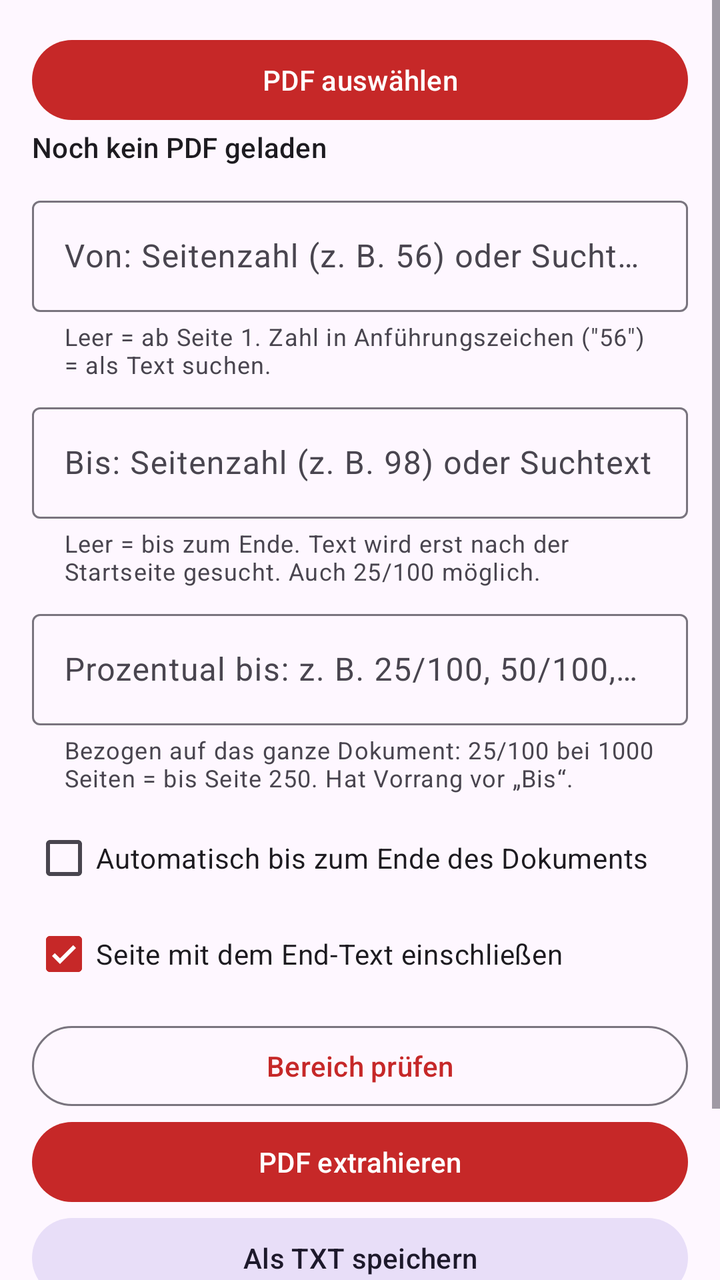
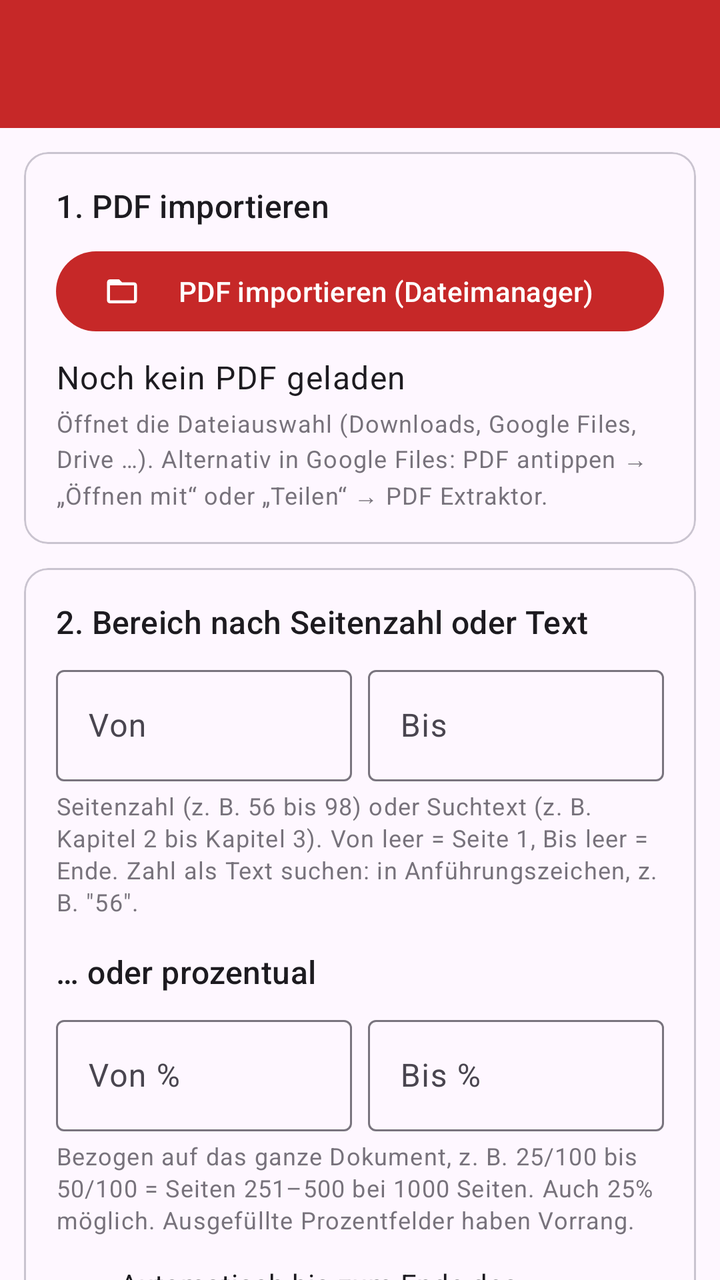

Compare the two renders of this Android layout. The source of the first and the diff that turns it into the second are given below.
<!-- AndroidManifest.xml: application theme Theme.PdfExtraktor -->
<!-- res/layout/activity_main.xml -->
<?xml version="1.0" encoding="utf-8"?>
<ScrollView xmlns:android="http://schemas.android.com/apk/res/android"
    xmlns:app="http://schemas.android.com/apk/res-auto"
    android:layout_width="match_parent"
    android:layout_height="match_parent"
    android:fillViewport="true">

    <LinearLayout
        android:layout_width="match_parent"
        android:layout_height="wrap_content"
        android:orientation="vertical"
        android:padding="16dp">

        <Button
            android:id="@+id/pickButton"
            android:layout_width="match_parent"
            android:layout_height="wrap_content"
            android:text="@string/pick_pdf" />

        <TextView
            android:id="@+id/fileInfo"
            android:layout_width="match_parent"
            android:layout_height="wrap_content"
            android:layout_marginBottom="12dp"
            android:text="@string/no_file"
            android:textAppearance="?attr/textAppearanceTitleSmall" />

        <com.google.android.material.textfield.TextInputLayout
            android:layout_width="match_parent"
            android:layout_height="wrap_content"
            android:hint="@string/start_hint"
            app:helperText="@string/start_help">

            <com.google.android.material.textfield.TextInputEditText
                android:id="@+id/startInput"
                android:layout_width="match_parent"
                android:layout_height="wrap_content"
                android:inputType="text"
                android:imeOptions="actionNext" />
        </com.google.android.material.textfield.TextInputLayout>

        <com.google.android.material.textfield.TextInputLayout
            android:layout_width="match_parent"
            android:layout_height="wrap_content"
            android:layout_marginTop="8dp"
            android:hint="@string/end_hint"
            app:helperText="@string/end_help">

            <com.google.android.material.textfield.TextInputEditText
                android:id="@+id/endInput"
                android:layout_width="match_parent"
                android:layout_height="wrap_content"
                android:inputType="text"
                android:imeOptions="actionNext" />
        </com.google.android.material.textfield.TextInputLayout>

        <com.google.android.material.textfield.TextInputLayout
            android:layout_width="match_parent"
            android:layout_height="wrap_content"
            android:layout_marginTop="8dp"
            android:hint="@string/fraction_hint"
            app:helperText="@string/fraction_help">

            <com.google.android.material.textfield.TextInputEditText
                android:id="@+id/fractionInput"
                android:layout_width="match_parent"
                android:layout_height="wrap_content"
                android:inputType="text"
                android:imeOptions="actionDone" />
        </com.google.android.material.textfield.TextInputLayout>

        <CheckBox
            android:id="@+id/toEndCheck"
            android:layout_width="match_parent"
            android:layout_height="wrap_content"
            android:layout_marginTop="8dp"
            android:text="@string/to_end" />

        <CheckBox
            android:id="@+id/includeEndCheck"
            android:layout_width="match_parent"
            android:layout_height="wrap_content"
            android:checked="true"
            android:text="@string/include_end" />

        <Button
            android:id="@+id/checkButton"
            style="@style/Widget.Material3.Button.OutlinedButton"
            android:layout_width="match_parent"
            android:layout_height="wrap_content"
            android:layout_marginTop="8dp"
            android:text="@string/check" />

        <Button
            android:id="@+id/extractButton"
            android:layout_width="match_parent"
            android:layout_height="wrap_content"
            android:text="@string/extract" />

        <Button
            android:id="@+id/txtButton"
            style="@style/Widget.Material3.Button.TonalButton"
            android:layout_width="match_parent"
            android:layout_height="wrap_content"
            android:text="@string/extract_txt" />

        <ProgressBar
            android:id="@+id/progress"
            style="?android:attr/progressBarStyleHorizontal"
            android:layout_width="match_parent"
            android:layout_height="wrap_content"
            android:layout_marginTop="8dp"
            android:indeterminate="true"
            android:visibility="gone" />

        <TextView
            android:id="@+id/status"
            android:layout_width="match_parent"
            android:layout_height="wrap_content"
            android:layout_marginTop="8dp"
            android:textAppearance="?attr/textAppearanceBodyLarge"
            android:textIsSelectable="true" />

        <TextView
            android:id="@+id/versionInfo"
            android:layout_width="match_parent"
            android:layout_height="wrap_content"
            android:layout_marginTop="24dp"
            android:alpha="0.6"
            android:textAppearance="?attr/textAppearanceBodySmall"
            android:textIsSelectable="true" />
    </LinearLayout>
</ScrollView>
<!-- resources referenced by this layout -->
<resources>
  <string name="check">Bereich prüfen</string>
  <string name="end_help">Leer = bis zum Ende. Text wird erst nach der Startseite gesucht. Auch 25/100 möglich.</string>
  <string name="end_hint">Bis: Seitenzahl (z. B. 98) oder Suchtext</string>
  <string name="extract">PDF extrahieren</string>
  <string name="extract_txt">Als TXT speichern</string>
  <string name="fraction_help">Bezogen auf das ganze Dokument: 25/100 bei 1000 Seiten = bis Seite 250. Hat Vorrang vor „Bis“.</string>
  <string name="fraction_hint" formatted="false">Prozentual bis: z. B. 25/100, 50/100, 25%</string>
  <string name="include_end">Seite mit dem End-Text einschließen</string>
  <string name="no_file">Noch kein PDF geladen</string>
  <string name="pick_pdf">PDF auswählen</string>
  <string name="start_help">Leer = ab Seite 1. Zahl in Anführungszeichen (\"56\") = als Text suchen.</string>
  <string name="start_hint">Von: Seitenzahl (z. B. 56) oder Suchtext</string>
  <string name="to_end">Automatisch bis zum Ende des Dokuments</string>
  <style name="Theme.PdfExtraktor" parent="Theme.Material3.DayNight">
          <item name="colorPrimary">#C62828</item>
          <item name="colorOnPrimary">#FFFFFF</item>
      </style>
</resources>

<!-- the commit's change to res/layout/activity_main.xml (unified diff, before → after) -->
@@ -1,133 +1,302 @@
 <?xml version="1.0" encoding="utf-8"?>
-<ScrollView xmlns:android="http://schemas.android.com/apk/res/android"
+<LinearLayout xmlns:android="http://schemas.android.com/apk/res/android"
     xmlns:app="http://schemas.android.com/apk/res-auto"
+    android:id="@+id/root"
     android:layout_width="match_parent"
     android:layout_height="match_parent"
-    android:fillViewport="true">
-
-    <LinearLayout
+    android:background="?attr/colorSurface"
+    android:orientation="vertical">
+
+    <com.google.android.material.appbar.MaterialToolbar
+        android:id="@+id/toolbar"
         android:layout_width="match_parent"
         android:layout_height="wrap_content"
-        android:orientation="vertical"
-        android:padding="16dp">
-
-        <Button
-            android:id="@+id/pickButton"
+        android:background="?attr/colorPrimary"
+        android:minHeight="?attr/actionBarSize"
+        app:subtitleTextColor="?attr/colorOnPrimary"
+        app:titleTextColor="?attr/colorOnPrimary" />
+
+    <androidx.core.widget.NestedScrollView
+        android:id="@+id/scroll"
+        android:layout_width="match_parent"
+        android:layout_height="0dp"
+        android:layout_weight="1"
+        android:clipToPadding="false">
+
+        <LinearLayout
             android:layout_width="match_parent"
             android:layout_height="wrap_content"
-            android:text="@string/pick_pdf" />
-
-        <TextView
-            android:id="@+id/fileInfo"
-            android:layout_width="match_parent"
-            android:layout_height="wrap_content"
-            android:layout_marginBottom="12dp"
-            android:text="@string/no_file"
-            android:textAppearance="?attr/textAppearanceTitleSmall" />
-
-        <com.google.android.material.textfield.TextInputLayout
-            android:layout_width="match_parent"
-            android:layout_height="wrap_content"
-            android:hint="@string/start_hint"
-            app:helperText="@string/start_help">
-
-            <com.google.android.material.textfield.TextInputEditText
-                android:id="@+id/startInput"
+            android:layout_marginStart="@dimen/content_margin"
+            android:layout_marginEnd="@dimen/content_margin"
+            android:orientation="vertical"
+            android:paddingBottom="16dp">
+
+            
+            <com.google.android.material.card.MaterialCardView style="@style/SectionCard">
+
+                <LinearLayout
+                    android:layout_width="match_parent"
+                    android:layout_height="wrap_content"
+                    android:orientation="vertical"
+                    android:padding="16dp">
+
+                    <TextView
+                        style="@style/SectionTitle"
+                        android:text="@string/section_import" />
+
+                    <com.google.android.material.button.MaterialButton
+                        android:id="@+id/importButton"
+                        android:layout_width="match_parent"
+                        android:layout_height="wrap_content"
+                        android:text="@string/import_pdf"
+                        app:icon="@drawable/ic_folder_open" />
+
+                    <TextView
+                        android:id="@+id/fileInfo"
+                        android:freezesText="true"
+                        android:layout_width="match_parent"
+                        android:layout_height="wrap_content"
+                        android:layout_marginTop="8dp"
+                        android:text="@string/no_file"
+                        android:textAppearance="?attr/textAppearanceBodyLarge"
+                        android:textIsSelectable="true" />
+
+                    <TextView
+                        style="@style/Help"
+                        android:text="@string/import_help" />
+                </LinearLayout>
+            </com.google.android.material.card.MaterialCardView>
+
+            
+            <com.google.android.material.card.MaterialCardView style="@style/SectionCard">
+
+                <LinearLayout
+                    android:layout_width="match_parent"
+                    android:layout_height="wrap_content"
+                    android:orientation="vertical"
+                    android:padding="16dp">
+
+                    <TextView
+                        style="@style/SectionTitle"
+                        android:text="@string/section_pages" />
+
+                    <LinearLayout
+                        android:layout_width="match_parent"
+                        android:layout_height="wrap_content"
+                        android:orientation="horizontal">
+
+                        <com.google.android.material.textfield.TextInputLayout
+                            style="@style/HalfField"
+                            android:layout_marginEnd="8dp"
+                            android:hint="@string/from">
+
+                            <com.google.android.material.textfield.TextInputEditText
+                                android:id="@+id/startInput"
+                                android:layout_width="match_parent"
+                                android:layout_height="wrap_content"
+                                android:imeOptions="actionNext"
+                                android:inputType="text" />
+                        </com.google.android.material.textfield.TextInputLayout>
+
+                        <com.google.android.material.textfield.TextInputLayout
+                            style="@style/HalfField"
+                            android:hint="@string/to">
+
+                            <com.google.android.material.textfield.TextInputEditText
+                                android:id="@+id/endInput"
+                                android:layout_width="match_parent"
+                                android:layout_height="wrap_content"
+                                android:imeOptions="actionNext"
+                                android:inputType="text" />
+                        </com.google.android.material.textfield.TextInputLayout>
+                    </LinearLayout>
+
+                    <TextView
+                        style="@style/Help"
+                        android:text="@string/pages_help" />
+
+                    <TextView
+                        style="@style/SectionTitle"
+                        android:layout_marginTop="16dp"
+                        android:text="@string/section_percent" />
+
+                    <LinearLayout
+                        android:layout_width="match_parent"
+                        android:layout_height="wrap_content"
+                        android:orientation="horizontal">
+
+                        <com.google.android.material.textfield.TextInputLayout
+                            style="@style/HalfField"
+                            android:layout_marginEnd="8dp"
+                            android:hint="@string/from_percent"
+                            app:placeholderText="25/100">
+
+                            <com.google.android.material.textfield.TextInputEditText
+                                android:id="@+id/fromFractionInput"
+                                android:layout_width="match_parent"
+                                android:layout_height="wrap_content"
+                                android:imeOptions="actionNext"
+                                android:inputType="text" />
+                        </com.google.android.material.textfield.TextInputLayout>
+
+                        <com.google.android.material.textfield.TextInputLayout
+                            style="@style/HalfField"
+                            android:hint="@string/to_percent"
+                            app:placeholderText="50/100">
+
+                            <com.google.android.material.textfield.TextInputEditText
+                                android:id="@+id/toFractionInput"
+                                android:layout_width="match_parent"
+                                android:layout_height="wrap_content"
+                                android:imeOptions="actionDone"
+                                android:inputType="text" />
+                        </com.google.android.material.textfield.TextInputLayout>
+                    </LinearLayout>
+
+                    <TextView
+                        style="@style/Help"
+                        android:text="@string/percent_help" />
+
+                    <com.google.android.material.checkbox.MaterialCheckBox
+                        android:id="@+id/toEndCheck"
+                        android:layout_width="match_parent"
+                        android:layout_height="wrap_content"
+                        android:layout_marginTop="8dp"
+                        android:text="@string/to_end" />
+
+                    <com.google.android.material.checkbox.MaterialCheckBox
+                        android:id="@+id/includeEndCheck"
+                        android:layout_width="match_parent"
+                        android:layout_height="wrap_content"
+                        android:checked="true"
+                        android:text="@string/include_end" />
+
+                    <com.google.android.material.button.MaterialButton
+                        android:id="@+id/checkButton"
+                        style="@style/Widget.Material3.Button.OutlinedButton"
+                        android:layout_width="match_parent"
+                        android:layout_height="wrap_content"
+                        android:layout_marginTop="8dp"
+                        android:text="@string/check" />
+                </LinearLayout>
+            </com.google.android.material.card.MaterialCardView>
+
+            
+            <com.google.android.material.card.MaterialCardView style="@style/SectionCard">
+
+                <LinearLayout
+                    android:layout_width="match_parent"
+                    android:layout_height="wrap_content"
+                    android:orientation="vertical"
+                    android:padding="16dp">
+
+                    <TextView
+                        style="@style/SectionTitle"
+                        android:text="@string/section_export" />
+
+                    <com.google.android.material.button.MaterialButton
+                        android:id="@+id/folderButton"
+                        style="@style/Widget.Material3.Button.TonalButton"
+                        android:layout_width="match_parent"
+                        android:layout_height="wrap_content"
+                        android:text="@string/choose_folder"
+                        app:icon="@drawable/ic_folder_open" />
+
+                    <TextView
+                        android:id="@+id/folderInfo"
+                        android:freezesText="true"
+                        style="@style/Help"
+                        android:text="@string/no_folder"
+                        android:textIsSelectable="true" />
+
+                    <com.google.android.material.textfield.TextInputLayout
+                        style="@style/Widget.Material3.TextInputLayout.OutlinedBox"
+                        android:layout_width="match_parent"
+                        android:layout_height="wrap_content"
+                        android:layout_marginTop="8dp"
+                        android:hint="@string/filename_hint">
+
+                        <com.google.android.material.textfield.TextInputEditText
+                            android:id="@+id/filenameInput"
+                            android:layout_width="match_parent"
+                            android:layout_height="wrap_content"
+                            android:imeOptions="actionDone"
+                            android:inputType="text" />
+                    </com.google.android.material.textfield.TextInputLayout>
+
+                    <LinearLayout
+                        android:layout_width="match_parent"
+                        android:layout_height="wrap_content"
+                        android:layout_marginTop="8dp"
+                        android:orientation="horizontal">
+
+                        <com.google.android.material.button.MaterialButton
+                            android:id="@+id/extractButton"
+                            android:layout_width="0dp"
+                            android:layout_height="wrap_content"
+                            android:layout_marginEnd="8dp"
+                            android:layout_weight="1"
+                            android:text="@string/export_pdf" />
+
+                        <com.google.android.material.button.MaterialButton
+                            android:id="@+id/txtButton"
+                            style="@style/Widget.Material3.Button.OutlinedButton"
+                            android:layout_width="0dp"
+                            android:layout_height="wrap_content"
+                            android:layout_weight="1"
+                            android:text="@string/export_txt" />
+                    </LinearLayout>
+                </LinearLayout>
+            </com.google.android.material.card.MaterialCardView>
+
+            
+            <com.google.android.material.progressindicator.LinearProgressIndicator
+                android:id="@+id/progress"
                 android:layout_width="match_parent"
                 android:layout_height="wrap_content"
-                android:inputType="text"
-                android:imeOptions="actionNext" />
-        </com.google.android.material.textfield.TextInputLayout>
-
-        <com.google.android.material.textfield.TextInputLayout
-            android:layout_width="match_parent"
-            android:layout_height="wrap_content"
-            android:layout_marginTop="8dp"
-            android:hint="@string/end_hint"
-            app:helperText="@string/end_help">
-
-            <com.google.android.material.textfield.TextInputEditText
-                android:id="@+id/endInput"
+                android:layout_marginTop="12dp"
+                android:indeterminate="true"
+                android:visibility="gone" />
+
+            <TextView
+                android:id="@+id/status"
+                        android:freezesText="true"
                 android:layout_width="match_parent"
                 android:layout_height="wrap_content"
-                android:inputType="text"
-                android:imeOptions="actionNext" />
-        </com.google.android.material.textfield.TextInputLayout>
-
-        <com.google.android.material.textfield.TextInputLayout
-            android:layout_width="match_parent"
-            android:layout_height="wrap_content"
-            android:layout_marginTop="8dp"
-            android:hint="@string/fraction_hint"
-            app:helperText="@string/fraction_help">
-
-            <com.google.android.material.textfield.TextInputEditText
-                android:id="@+id/fractionInput"
+                android:layout_marginTop="12dp"
+                android:textAppearance="?attr/textAppearanceBodyLarge"
+                android:textIsSelectable="true" />
+
+            <LinearLayout
+                android:id="@+id/resultActions"
                 android:layout_width="match_parent"
                 android:layout_height="wrap_content"
-                android:inputType="text"
-                android:imeOptions="actionDone" />
-        </com.google.android.material.textfield.TextInputLayout>
-
-        <CheckBox
-            android:id="@+id/toEndCheck"
-            android:layout_width="match_parent"
-            android:layout_height="wrap_content"
-            android:layout_marginTop="8dp"
-            android:text="@string/to_end" />
-
-        <CheckBox
-            android:id="@+id/includeEndCheck"
-            android:layout_width="match_parent"
-            android:layout_height="wrap_content"
-            android:checked="true"
-            android:text="@string/include_end" />
-
-        <Button
-            android:id="@+id/checkButton"
-            style="@style/Widget.Material3.Button.OutlinedButton"
-            android:layout_width="match_parent"
-            android:layout_height="wrap_content"
-            android:layout_marginTop="8dp"
-            android:text="@string/check" />
-
-        <Button
-            android:id="@+id/extractButton"
-            android:layout_width="match_parent"
-            android:layout_height="wrap_content"
-            android:text="@string/extract" />
-
-        <Button
-            android:id="@+id/txtButton"
-            style="@style/Widget.Material3.Button.TonalButton"
-            android:layout_width="match_parent"
-            android:layout_height="wrap_content"
-            android:text="@string/extract_txt" />
-
-        <ProgressBar
-            android:id="@+id/progress"
-            style="?android:attr/progressBarStyleHorizontal"
-            android:layout_width="match_parent"
-            android:layout_height="wrap_content"
-            android:layout_marginTop="8dp"
-            android:indeterminate="true"
-            android:visibility="gone" />
-
-        <TextView
-            android:id="@+id/status"
-            android:layout_width="match_parent"
-            android:layout_height="wrap_content"
-            android:layout_marginTop="8dp"
-            android:textAppearance="?attr/textAppearanceBodyLarge"
-            android:textIsSelectable="true" />
-
-        <TextView
-            android:id="@+id/versionInfo"
-            android:layout_width="match_parent"
-            android:layout_height="wrap_content"
-            android:layout_marginTop="24dp"
-            android:alpha="0.6"
-            android:textAppearance="?attr/textAppearanceBodySmall"
-            android:textIsSelectable="true" />
-    </LinearLayout>
-</ScrollView>
+                android:orientation="horizontal"
+                android:visibility="gone">
+
+                <com.google.android.material.button.MaterialButton
+                    android:id="@+id/openButton"
+                    style="@style/Widget.Material3.Button.TonalButton"
+                    android:layout_width="0dp"
+                    android:layout_height="wrap_content"
+                    android:layout_marginEnd="8dp"
+                    android:layout_weight="1"
+                    android:text="@string/open_result" />
+
+                <com.google.android.material.button.MaterialButton
+                    android:id="@+id/shareButton"
+                    style="@style/Widget.Material3.Button.TonalButton"
+                    android:layout_width="0dp"
+                    android:layout_height="wrap_content"
+                    android:layout_weight="1"
+                    android:text="@string/share_result" />
+            </LinearLayout>
+
+            <TextView
+                android:id="@+id/versionInfo"
+                style="@style/Help"
+                android:layout_marginTop="24dp"
+                android:textIsSelectable="true" />
+        </LinearLayout>
+    </androidx.core.widget.NestedScrollView>
+</LinearLayout>
<!-- resource entries referenced after the edit -->
@@ -1,21 +1,69 @@
 <!-- resources referenced by this layout -->
 <resources>
+  <dimen name="content_margin">12dp</dimen>
+  <!-- drawable ic_folder_open (drawable) -->
+  <?xml version="1.0" encoding="utf-8"?>
+  <vector xmlns:android="http://schemas.android.com/apk/res/android"
+      android:width="24dp"
+      android:height="24dp"
+      android:tint="?attr/colorControlNormal"
+      android:viewportWidth="24"
+      android:viewportHeight="24">
+      <path
+          android:fillColor="@android:color/white"
+          android:pathData="M20,6h-8l-2,-2L4,4c-1.1,0 -1.99,0.9 -1.99,2L2,18c0,1.1 0.9,2 2,2h16c1.1,0 2,-0.9 2,-2L22,8c0,-1.1 -0.9,-2 -2,-2zM20,18L4,18L4,8h16v10z" />
+  </vector>
   <string name="check">Bereich prüfen</string>
-  <string name="end_help">Leer = bis zum Ende. Text wird erst nach der Startseite gesucht. Auch 25/100 möglich.</string>
-  <string name="end_hint">Bis: Seitenzahl (z. B. 98) oder Suchtext</string>
-  <string name="extract">PDF extrahieren</string>
-  <string name="extract_txt">Als TXT speichern</string>
-  <string name="fraction_help">Bezogen auf das ganze Dokument: 25/100 bei 1000 Seiten = bis Seite 250. Hat Vorrang vor „Bis“.</string>
-  <string name="fraction_hint" formatted="false">Prozentual bis: z. B. 25/100, 50/100, 25%</string>
+  <string name="choose_folder">Exportordner wählen</string>
+  <string name="export_pdf">PDF exportieren</string>
+  <string name="export_txt">TXT exportieren</string>
+  <string name="filename_hint">Dateiname (leer = automatisch)</string>
+  <string name="from">Von</string>
+  <string name="from_percent" formatted="false">Von %</string>
+  <string name="import_help">Öffnet die Dateiauswahl (Downloads, Google Files, Drive …). Alternativ in Google Files: PDF antippen → „Öffnen mit“ oder „Teilen“ → PDF Extraktor.</string>
+  <string name="import_pdf">PDF importieren (Dateimanager)</string>
   <string name="include_end">Seite mit dem End-Text einschließen</string>
   <string name="no_file">Noch kein PDF geladen</string>
-  <string name="pick_pdf">PDF auswählen</string>
-  <string name="start_help">Leer = ab Seite 1. Zahl in Anführungszeichen (\"56\") = als Text suchen.</string>
-  <string name="start_hint">Von: Seitenzahl (z. B. 56) oder Suchtext</string>
+  <string name="no_folder">Kein Exportordner gewählt – beim Export wird nach dem Speicherort gefragt.</string>
+  <string name="open_result">Öffnen</string>
+  <string name="pages_help">Seitenzahl (z. B. 56 bis 98) oder Suchtext (z. B. Kapitel 2 bis Kapitel 3). Von leer = Seite 1, Bis leer = Ende. Zahl als Text suchen: in Anführungszeichen, z. B. \"56\".</string>
+  <string name="percent_help">Bezogen auf das ganze Dokument, z. B. 25/100 bis 50/100 = Seiten 251–500 bei 1000 Seiten. Auch 25% möglich. Ausgefüllte Prozentfelder haben Vorrang.</string>
+  <string name="section_export">3. Exportieren</string>
+  <string name="section_import">1. PDF importieren</string>
+  <string name="section_pages">2. Bereich nach Seitenzahl oder Text</string>
+  <string name="section_percent">… oder prozentual</string>
+  <string name="share_result">Teilen</string>
+  <string name="to">Bis</string>
   <string name="to_end">Automatisch bis zum Ende des Dokuments</string>
-  <style name="Theme.PdfExtraktor" parent="Theme.Material3.DayNight">
+  <string name="to_percent" formatted="false">Bis %</string>
+  <style name="HalfField" parent="Widget.Material3.TextInputLayout.OutlinedBox">
+          <item name="android:layout_width">0dp</item>
+          <item name="android:layout_height">wrap_content</item>
+          <item name="android:layout_weight">1</item>
+      </style>
+  <style name="Help">
+          <item name="android:layout_width">match_parent</item>
+          <item name="android:layout_height">wrap_content</item>
+          <item name="android:layout_marginTop">4dp</item>
+          <item name="android:textAppearance">?attr/textAppearanceBodySmall</item>
+          <item name="android:alpha">0.75</item>
+      </style>
+  <style name="SectionCard" parent="Widget.Material3.CardView.Outlined">
+          <item name="android:layout_width">match_parent</item>
+          <item name="android:layout_height">wrap_content</item>
+          <item name="android:layout_marginTop">12dp</item>
+      </style>
+  <style name="SectionTitle">
+          <item name="android:layout_width">match_parent</item>
+          <item name="android:layout_height">wrap_content</item>
+          <item name="android:layout_marginBottom">8dp</item>
+          <item name="android:textAppearance">?attr/textAppearanceTitleMedium</item>
+      </style>
+  <style name="Theme.PdfExtraktor" parent="Theme.Material3.DayNight.NoActionBar">
           <item name="colorPrimary">#C62828</item>
           <item name="colorOnPrimary">#FFFFFF</item>
+          <item name="colorPrimaryContainer">#FFDAD6</item>
+          <item name="colorOnPrimaryContainer">#410002</item>
       </style>
 </resources>
 
